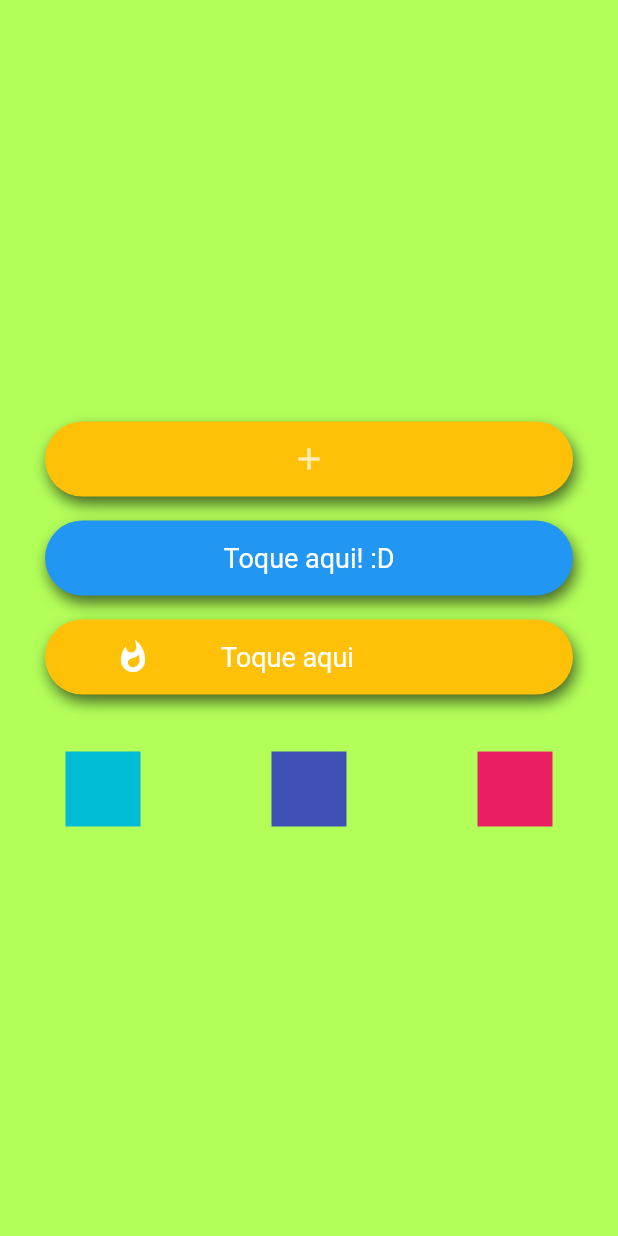
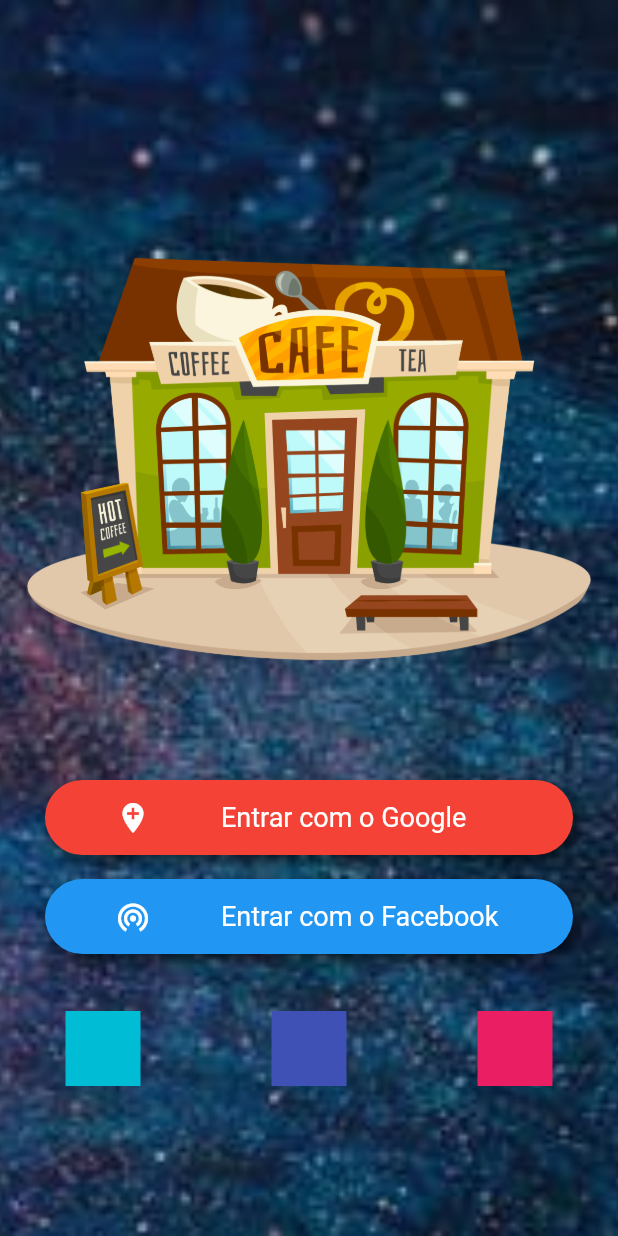
Before and after one commit to FilipeNMarques/codaComigo, a Flutter app: the screen it shows after launch, on a phone screen of 412 x 824 dp. Run offline on Flutter 3.47's test engine with Material 2 defaults, Android fonts, the phone set to English and light mode, and no system bars; our stand-ins replace cloud_firestore; accounts and stored records are empty.

Commit message:
Finalizando modulo basico de widgets

```diff
--- /dev/null
+++ b/flutter/catalogowidgets/lib/button-text-icon.dart
@@ -0,0 +1,52 @@
+import 'package:flutter/material.dart';
+
+class ButtonTextIcon extends StatelessWidget {
+  final Color color;
+  final String text;
+  final IconData iconData;
+
+  const ButtonTextIcon(
+      {Key key,
+      this.color = Colors.blueGrey,
+      this.text = "",
+      this.iconData = Icons.add})
+      : super(key: key);
+
+  @override
+  Widget build(BuildContext context) {
+    return Padding(
+      padding: const EdgeInsets.symmetric(vertical: 8, horizontal: 30),
+      child: Container(
+          decoration: BoxDecoration(
+              color: color,
+              borderRadius: BorderRadius.circular(30),
+              boxShadow: <BoxShadow>[
+                BoxShadow(
+                    color: Colors.black.withOpacity(0.6),
+                    offset: Offset(2.0, 5.0),
+                    blurRadius: 8),
+              ]),
+          width: double.infinity,
+          height: 50,
+          child: Row(
+            mainAxisAlignment: MainAxisAlignment.center,
+            children: <Widget>[
+              Expanded(
+                flex: 1,
+                child: Icon(
+                  iconData,
+                  color: Colors.white,
+                ),
+              ),
+              Expanded(
+                flex: 2,
+                child: Text(
+                  text,
+                  style: TextStyle(color: Colors.white, fontSize: 18),
+                ),
+              ),
+            ],
+          )),
+    );
+  }
+}
--- a/flutter/catalogowidgets/lib/main.dart
+++ b/flutter/catalogowidgets/lib/main.dart
@@ -1,4 +1,5 @@
 import 'package:flutter/material.dart';
+import 'button-text-icon.dart';
 
 void main() => runApp(MyApp());
 
@@ -14,15 +15,31 @@ class MyApp extends StatelessWidget {
       ),
       home: Scaffold(
         body: Container(
-          color: Colors.lightGreenAccent,
-          width: double.infinity,
+          decoration: BoxDecoration(
+              image: DecorationImage(
+            image: AssetImage("assets/bg.jpeg"),
+            fit: BoxFit.cover,
+          )),
+          // color: Colors.yellow,
+          // width: double.infinity,
           child: Column(
             mainAxisAlignment: MainAxisAlignment.center,
             crossAxisAlignment: CrossAxisAlignment.center,
             children: <Widget>[
-              ButtonIcon(),
-              ButtonText(),
-              ButtonTextIcon(),
+              Image.asset(
+                "assets/logo.png",
+                fit: BoxFit.contain,
+              ),
+              ButtonTextIcon(
+                color: Colors.red,
+                text: "Entrar com o Google",
+                iconData: Icons.add_location,
+              ),
+              ButtonTextIcon(
+                iconData: Icons.wifi_tethering,
+                color: Colors.blue,
+                text: "Entrar com o Facebook",
+              ),
               SizedBox(
                 height: 30,
               ),
@@ -53,96 +70,3 @@ class MyApp extends StatelessWidget {
     );
   }
 }
-
-class ButtonIcon extends StatelessWidget {
-  @override
-  Widget build(BuildContext context) {
-    return Padding(
-      padding: const EdgeInsets.symmetric(vertical: 8, horizontal: 30),
-      child: Container(
-        decoration: BoxDecoration(
-            color: Colors.amber,
-            borderRadius: BorderRadius.circular(30),
-            boxShadow: <BoxShadow>[
-              BoxShadow(
-                  color: Colors.black.withOpacity(0.6),
-                  offset: Offset(2.0, 5.0),
-                  blurRadius: 8),
-            ]),
-        width: double.infinity,
-        height: 50,
-        child: Icon(
-          Icons.add,
-          color: Colors.white70,
-        ),
-      ),
-    );
-  }
-}
-
-class ButtonTextIcon extends StatelessWidget {
-  @override
-  Widget build(BuildContext context) {
-    return Padding(
-      padding: const EdgeInsets.symmetric(vertical: 8, horizontal: 30),
-      child: Container(
-          decoration: BoxDecoration(
-              color: Colors.amber,
-              borderRadius: BorderRadius.circular(30),
-              boxShadow: <BoxShadow>[
-                BoxShadow(
-                    color: Colors.black.withOpacity(0.6),
-                    offset: Offset(2.0, 5.0),
-                    blurRadius: 8),
-              ]),
-          width: double.infinity,
-          height: 50,
-          child: Row(
-            mainAxisAlignment: MainAxisAlignment.center,
-            children: <Widget>[
-              Expanded(
-                flex: 1,
-                child: Icon(
-                  Icons.whatshot,
-                  color: Colors.white,
-                ),
-              ),
-              Expanded(
-                flex: 2,
-                child: Text(
-                  "Toque aqui",
-                  style: TextStyle(color: Colors.white, fontSize: 18),
-                ),
-              ),
-            ],
-          )),
-    );
-  }
-}
-
-class ButtonText extends StatelessWidget {
-  @override
-  Widget build(BuildContext context) {
-    return Padding(
-      padding: const EdgeInsets.symmetric(vertical: 8, horizontal: 30),
-      child: Container(
-        decoration: BoxDecoration(
-            color: Colors.blue,
-            borderRadius: BorderRadius.circular(30),
-            boxShadow: <BoxShadow>[
-              BoxShadow(
-                  color: Colors.black.withOpacity(0.6),
-                  offset: Offset(2.0, 5.0),
-                  blurRadius: 8),
-            ]),
-        width: double.infinity,
-        height: 50,
-        alignment: Alignment.center,
-        child: Text(
-          "Toque aqui! :D",
-          style: TextStyle(color: Colors.white, fontSize: 18),
-        ),
-      ),
-    );
-  }
-}
--- /dev/null
+++ b/flutter/catalogowidgets/lib/stack.dart
@@ -0,0 +1,44 @@
+import 'package:flutter/material.dart';
+
+void main() => runApp(MyApp());
+
+class MyApp extends StatelessWidget {
+  // This widget is the root of your application.
+  @override
+  Widget build(BuildContext context) {
+    return MaterialApp(
+      debugShowCheckedModeBanner: false,
+      title: 'Flutter Demo',
+      theme: ThemeData(
+        primarySwatch: Colors.blue,
+      ),
+      home: Scaffold(
+        body: HomeWidgets(),
+      ),
+    );
+  }
+}
+
+class HomeWidgets extends StatelessWidget {
+  @override
+  Widget build(BuildContext context) {
+    return Container(
+      width: double.infinity,
+      height: double.infinity,
+      child: Stack(
+        alignment: Alignment.center,
+        children: <Widget>[
+          Container(
+            height: 300,
+            color: Colors.blue,
+          ),
+          Container(
+            height: 150,
+            width: 150,
+            color: Colors.red,
+          ),
+        ],
+      ),
+    );
+  }
+}
```
Also changed, not shown: flutter/catalogowidgets/pubspec.yaml (+3 -8 lines), flutter/catalogowidgets/assets/bg.jpeg (added), flutter/catalogowidgets/assets/logo.png (added).
